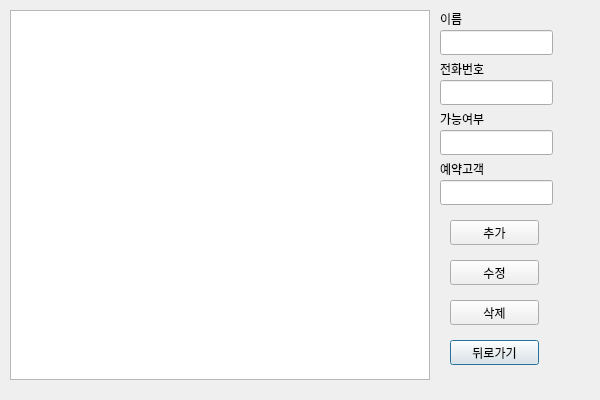
Qt form Yanolja_serv/guide.ui (mssung34/Yanolja) before a commit.
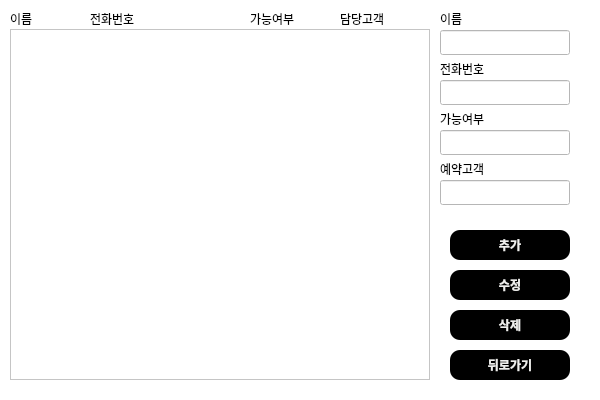
The same form after that commit.

Patch:
```diff
--- a/Yanolja_serv/guide.ui
+++ b/Yanolja_serv/guide.ui
@@ -11,15 +11,18 @@
    </rect>
   </property>
   <property name="windowTitle">
-   <string>Dialog</string>
+   <string>Guide</string>
+  </property>
+  <property name="styleSheet">
+   <string notr="true">background-color: rgb(255, 255, 255);</string>
   </property>
   <widget class="QListWidget" name="list">
    <property name="geometry">
     <rect>
      <x>10</x>
-     <y>10</y>
+     <y>29</y>
      <width>420</width>
-     <height>370</height>
+     <height>351</height>
     </rect>
    </property>
   </widget>
@@ -27,11 +30,30 @@
    <property name="geometry">
     <rect>
      <x>450</x>
-     <y>340</y>
-     <width>89</width>
-     <height>25</height>
+     <y>350</y>
+     <width>120</width>
+     <height>30</height>
     </rect>
    </property>
+   <property name="font">
+    <font>
+     <family>Sans</family>
+     <weight>75</weight>
+     <bold>true</bold>
+    </font>
+   </property>
+   <property name="styleSheet">
+    <string notr="true">QPushButton{
+	background-color: rgb(0, 0, 0);
+	color: rgb(238, 238, 236);
+    border-radius: 10px;
+}
+QPushButton:hover{
+	background-color: rgb(255, 255, 255);
+	color: rgb(0, 0, 0);
+    border-radius: 10px;
+}</string>
+   </property>
    <property name="text">
     <string>뒤로가기</string>
    </property>
@@ -40,11 +62,30 @@
    <property name="geometry">
     <rect>
      <x>450</x>
-     <y>300</y>
-     <width>89</width>
-     <height>25</height>
+     <y>310</y>
+     <width>120</width>
+     <height>30</height>
     </rect>
    </property>
+   <property name="font">
+    <font>
+     <family>Sans</family>
+     <weight>75</weight>
+     <bold>true</bold>
+    </font>
+   </property>
+   <property name="styleSheet">
+    <string notr="true">QPushButton{
+	background-color: rgb(0, 0, 0);
+	color: rgb(238, 238, 236);
+    border-radius: 10px;
+}
+QPushButton:hover{
+	background-color: rgb(255, 255, 255);
+	color: rgb(0, 0, 0);
+    border-radius: 10px;
+}</string>
+   </property>
    <property name="text">
     <string>삭제</string>
    </property>
@@ -53,11 +94,30 @@
    <property name="geometry">
     <rect>
      <x>450</x>
-     <y>260</y>
-     <width>89</width>
-     <height>25</height>
+     <y>270</y>
+     <width>120</width>
+     <height>30</height>
     </rect>
    </property>
+   <property name="font">
+    <font>
+     <family>Sans</family>
+     <weight>75</weight>
+     <bold>true</bold>
+    </font>
+   </property>
+   <property name="styleSheet">
+    <string notr="true">QPushButton{
+	background-color: rgb(0, 0, 0);
+	color: rgb(238, 238, 236);
+    border-radius: 10px;
+}
+QPushButton:hover{
+	background-color: rgb(255, 255, 255);
+	color: rgb(0, 0, 0);
+    border-radius: 10px;
+}</string>
+   </property>
    <property name="text">
     <string>수정</string>
    </property>
@@ -66,11 +126,30 @@
    <property name="geometry">
     <rect>
      <x>450</x>
-     <y>220</y>
-     <width>89</width>
-     <height>25</height>
+     <y>230</y>
+     <width>120</width>
+     <height>30</height>
     </rect>
    </property>
+   <property name="font">
+    <font>
+     <family>Sans</family>
+     <weight>75</weight>
+     <bold>true</bold>
+    </font>
+   </property>
+   <property name="styleSheet">
+    <string notr="true">QPushButton{
+	background-color: rgb(0, 0, 0);
+	color: rgb(238, 238, 236);
+    border-radius: 10px;
+}
+QPushButton:hover{
+	background-color: rgb(255, 255, 255);
+	color: rgb(0, 0, 0);
+    border-radius: 10px;
+}</string>
+   </property>
    <property name="text">
     <string>추가</string>
    </property>
@@ -80,7 +159,7 @@
     <rect>
      <x>440</x>
      <y>30</y>
-     <width>113</width>
+     <width>130</width>
      <height>25</height>
     </rect>
    </property>
@@ -90,7 +169,7 @@
     <rect>
      <x>440</x>
      <y>80</y>
-     <width>113</width>
+     <width>130</width>
      <height>25</height>
     </rect>
    </property>
@@ -152,7 +231,7 @@
     <rect>
      <x>440</x>
      <y>180</y>
-     <width>113</width>
+     <width>130</width>
      <height>25</height>
     </rect>
    </property>
@@ -162,11 +241,63 @@
     <rect>
      <x>440</x>
      <y>130</y>
-     <width>113</width>
+     <width>130</width>
      <height>25</height>
     </rect>
    </property>
   </widget>
+  <widget class="QLabel" name="label">
+   <property name="geometry">
+    <rect>
+     <x>10</x>
+     <y>10</y>
+     <width>67</width>
+     <height>17</height>
+    </rect>
+   </property>
+   <property name="text">
+    <string>이름</string>
+   </property>
+  </widget>
+  <widget class="QLabel" name="label_2">
+   <property name="geometry">
+    <rect>
+     <x>90</x>
+     <y>10</y>
+     <width>67</width>
+     <height>17</height>
+    </rect>
+   </property>
+   <property name="text">
+    <string>전화번호</string>
+   </property>
+  </widget>
+  <widget class="QLabel" name="label_3">
+   <property name="geometry">
+    <rect>
+     <x>250</x>
+     <y>10</y>
+     <width>67</width>
+     <height>17</height>
+    </rect>
+   </property>
+   <property name="text">
+    <string>가능여부</string>
+   </property>
+  </widget>
+  <widget class="QLabel" name="label_4">
+   <property name="geometry">
+    <rect>
+     <x>340</x>
+     <y>10</y>
+     <width>67</width>
+     <height>17</height>
+    </rect>
+   </property>
+   <property name="text">
+    <string>담당고객</string>
+   </property>
+  </widget>
  </widget>
  <resources/>
  <connections/>
```
